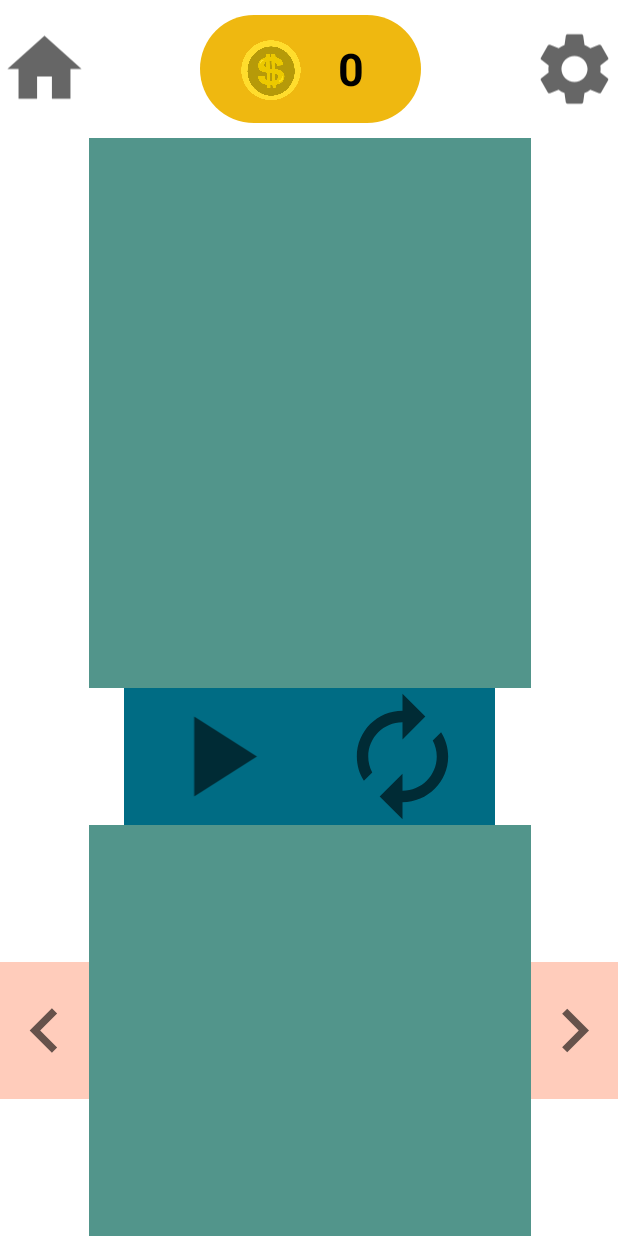
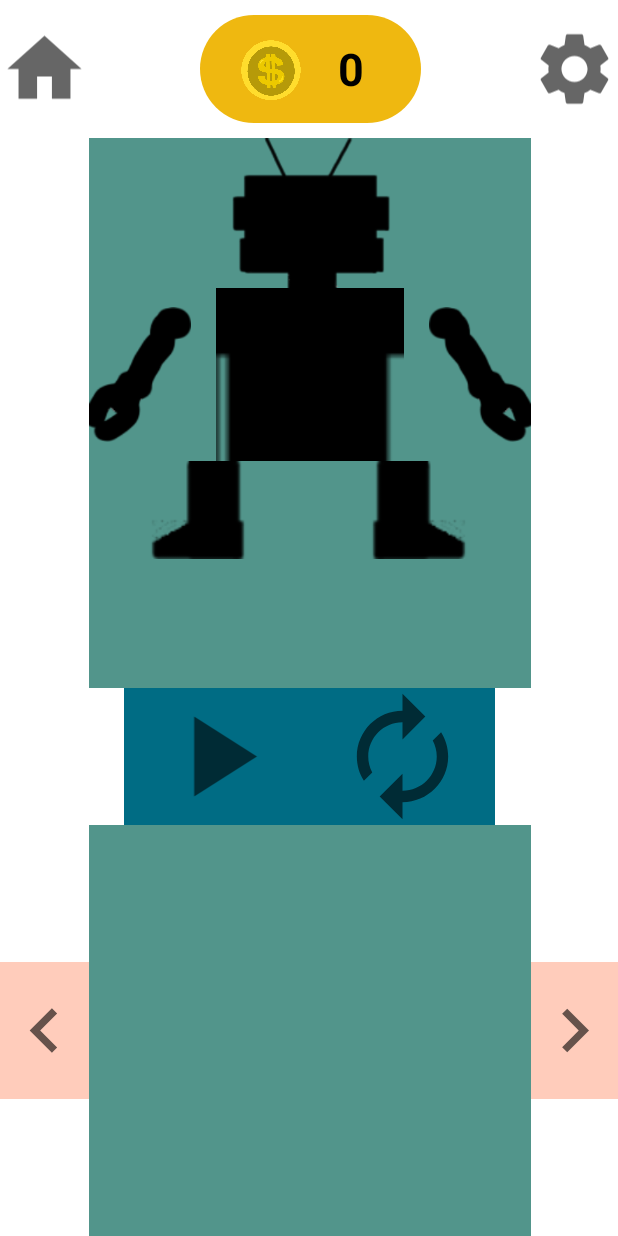
Before and after one commit to Xazfer/Happy-Learning-Land, an Android app: the RobotFragment screen opened through its navigation route, on a phone screen of 412 x 824 dp. Run offline under Robolectric (Android 15) with nearby library versions, the phone set to English and light mode, and no system bars; our stand-ins replace navigation-ui.

Commit message:
robot body

```diff
--- a/app/src/main/java/com/example/happylearningland/RobotFragment.kt
+++ b/app/src/main/java/com/example/happylearningland/RobotFragment.kt
@@ -22,7 +22,7 @@ class RobotFragment : Fragment(R.layout.fragment_robot) {
             nombre = it.getString("texto")
             binding.text.text = nombre
         }*/
-        if(mediaPlayer?.isPlaying == true){
+       /* if(mediaPlayer?.isPlaying == true){
             mediaPlayer?.release()
             mediaPlayer = null
             mediaPlayer= MediaPlayer.create(context, R.raw.gamesample)
@@ -36,6 +36,6 @@ class RobotFragment : Fragment(R.layout.fragment_robot) {
         binding.btnPause.setOnClickListener {
             mediaPlayer?.release()
             mediaPlayer = null
-        }
+        }*/
     }
 }
--- a/app/src/main/res/layout/fragment_robot.xml
+++ b/app/src/main/res/layout/fragment_robot.xml
@@ -1,5 +1,6 @@
 <?xml version="1.0" encoding="utf-8"?>
 <androidx.constraintlayout.widget.ConstraintLayout xmlns:android="http://schemas.android.com/apk/res/android"
+    xmlns:app="http://schemas.android.com/apk/res-auto"
     xmlns:tools="http://schemas.android.com/tools"
     android:layout_width="match_parent"
     android:layout_height="match_parent"
@@ -58,31 +59,31 @@
                     <LinearLayout
                         android:layout_width="match_parent"
                         android:layout_height="match_parent"
-                        android:orientation="horizontal"
-                        android:layout_weight="1"
                         android:layout_marginTop="10dp"
                         android:layout_marginBottom="10dp"
-                        android:background="@drawable/container_coins">
+                        android:layout_weight="1"
+                        android:background="@drawable/container_coins"
+                        android:orientation="horizontal">
 
                         <ImageView
                             android:layout_width="match_parent"
                             android:layout_height="match_parent"
-                            android:src="@drawable/coin"
+                            android:layout_marginStart="20dp"
                             android:layout_weight="1"
-                            android:layout_marginStart="20dp">
+                            android:src="@drawable/coin">
 
                         </ImageView>
 
                         <TextView
                             android:layout_width="match_parent"
                             android:layout_height="match_parent"
+                            android:layout_marginEnd="20dp"
                             android:layout_weight="1"
                             android:gravity="center"
-                            android:layout_marginEnd="20dp"
+                            android:text="@string/coins"
+                            android:textColor="@color/black"
                             android:textSize="30sp"
-                            android:textColor="@color/black"
-                            android:textStyle="bold"
-                            android:text="@string/coins">
+                            android:textStyle="bold">
 
                         </TextView>
 
@@ -148,15 +149,80 @@
                 </LinearLayout>
 
                 <!-- Contenedor de ensable de robot -->
+
+                <!-- Espacio en blanco -->
                 <LinearLayout
                     android:layout_width="match_parent"
                     android:layout_height="match_parent"
-                    android:background="@color/lichen"
-                    android:layout_weight="1">
+                    android:layout_weight="1"
+                    android:background="@color/lichen">
+
+                    <TableLayout
+                        android:layout_width="match_parent"
+                        android:layout_height="match_parent">
+
+                        <TableRow
+                            android:layout_width="match_parent"
+                            android:layout_height="match_parent">
+
+                            <ImageView
+                                android:id="@+id/imageView32"
+                                android:layout_width="30dp"
+                                android:layout_height="100dp"
+                                android:layout_weight="1"
+                                android:src="@drawable/baseuno" />
+
+                        </TableRow>
+
+                        <TableRow
+                            android:layout_width="match_parent"
+                            android:layout_height="match_parent">
+
+                            <ImageView
+                                android:id="@+id/imageView51"
+                                android:layout_width="68dp"
+                                android:layout_height="wrap_content"
+                                android:src="@drawable/basetres" />
+
+                            <ImageView
+                                android:id="@+id/imageView52"
+                                android:layout_width="110dp"
+                                android:layout_height="match_parent"
+                                android:layout_weight="1"
+                                android:src="@drawable/basedos" />
+
+                            <ImageView
+                                android:id="@+id/imageView53"
+                                android:layout_width="68dp"
+                                android:layout_height="wrap_content"
+                                android:src="@drawable/basecuatro" />
+
+                        </TableRow>
+
+                        <TableRow
+                            android:layout_width="match_parent"
+                            android:layout_height="match_parent" >
+
+                            <ImageView
+                                android:id="@+id/imageView63"
+                                android:layout_width="wrap_content"
+                                android:layout_height="65dp"
+                                android:layout_weight="4"
+                                android:src="@drawable/basecinco" />
+
+                            <ImageView
+                                android:id="@+id/imageView64"
+                                android:layout_width="wrap_content"
+                                android:layout_height="65dp"
+                                android:layout_weight="2"
+                                android:src="@drawable/baseseis" />
+
+                        </TableRow>
+
+                    </TableLayout>
 
                 </LinearLayout>
 
-                <!-- Espacio en blanco -->
                 <LinearLayout
                     android:layout_width="match_parent"
                     android:layout_height="match_parent"
```
Also changed, not shown: app/src/main/res/drawable-v24/basecinco.png (added), app/src/main/res/drawable-v24/basecuatro.png (added), app/src/main/res/drawable-v24/basedos.png (added), app/src/main/res/drawable-v24/baseseis.png (added), app/src/main/res/drawable-v24/basetres.png (added), app/src/main/res/drawable-v24/baseuno.png (added).
